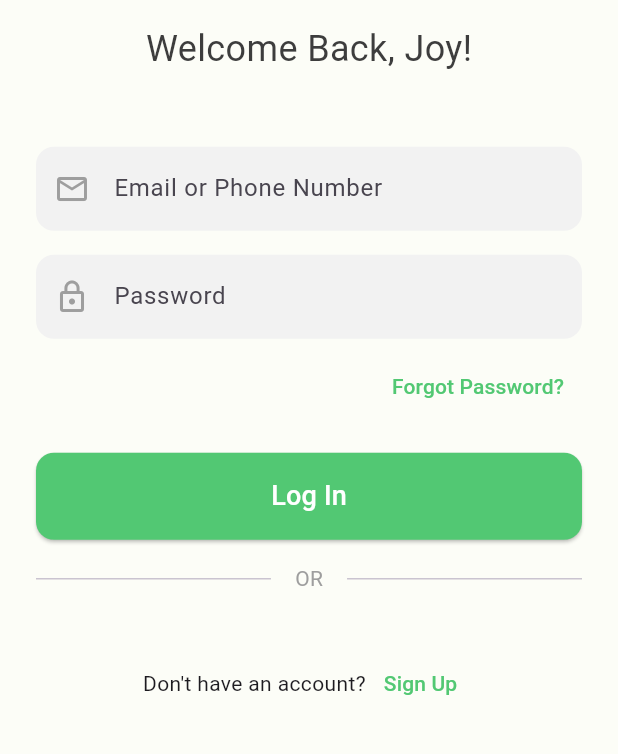
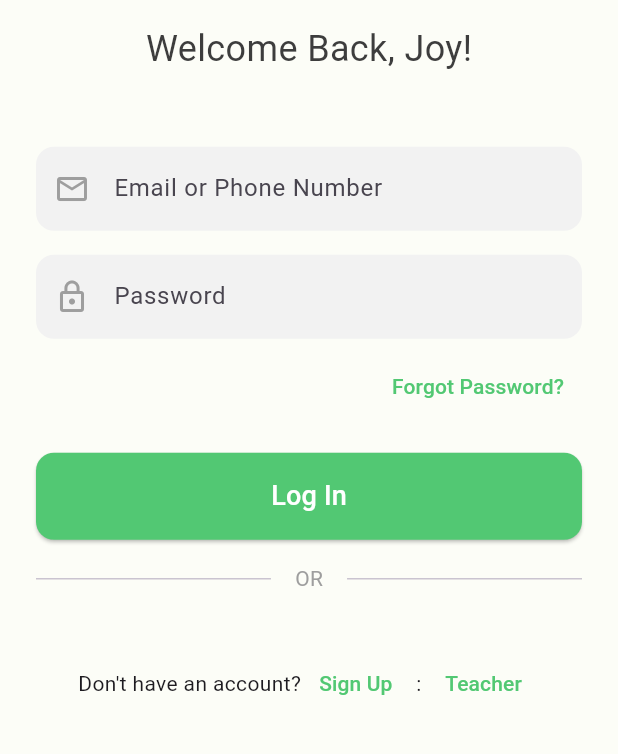
Before and after one commit to JoyAndati/CBSee-Project, a Flutter app: the screen it shows after launch, on a phone screen of 412 x 824 dp, the part 301-1055 px from its top. Run offline on Flutter 3.47's test engine with Material 3 defaults, Android fonts, the phone set to English and light mode, and no system bars; our stand-ins replace camera, firebase_auth, firebase_core, google_sign_in, permission_handler; accounts and stored records are empty; project files that could hold a hidden picture were left out.

Commit message:
linking teacher signup form

```diff
--- a/cbsee_frontend/lib/screens/login_screen.dart
+++ b/cbsee_frontend/lib/screens/login_screen.dart
@@ -216,6 +216,13 @@ class _LoginScreenState extends State<LoginScreen> {
                       },
                       child: const Text('Sign Up', style: TextStyle(color: primaryColor)),
                     ),
+                    const Text(" : "),
+                    TextButton(
+                      onPressed: () {
+                        Navigator.pushNamed(context, '/teacher_signup');
+                      },
+                      child: const Text('Teacher', style: TextStyle(color: primaryColor)),
+                    ),
                   ],
                 ),
               ],
```
